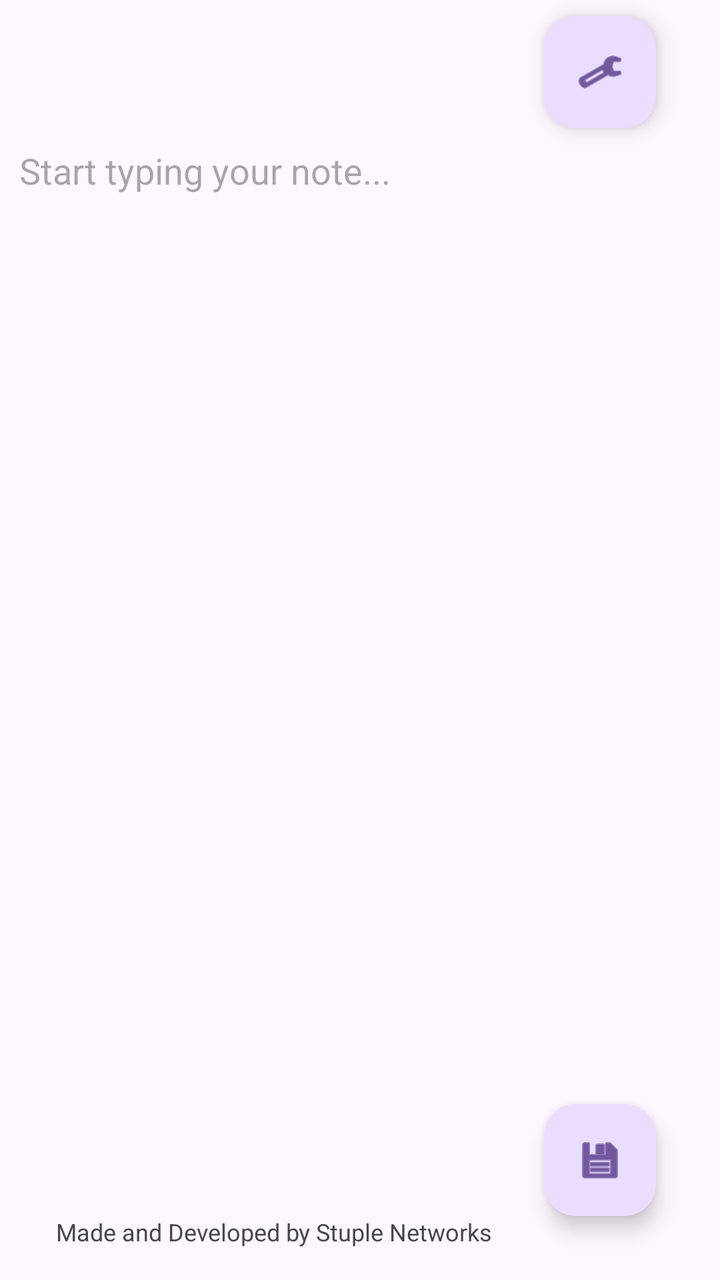
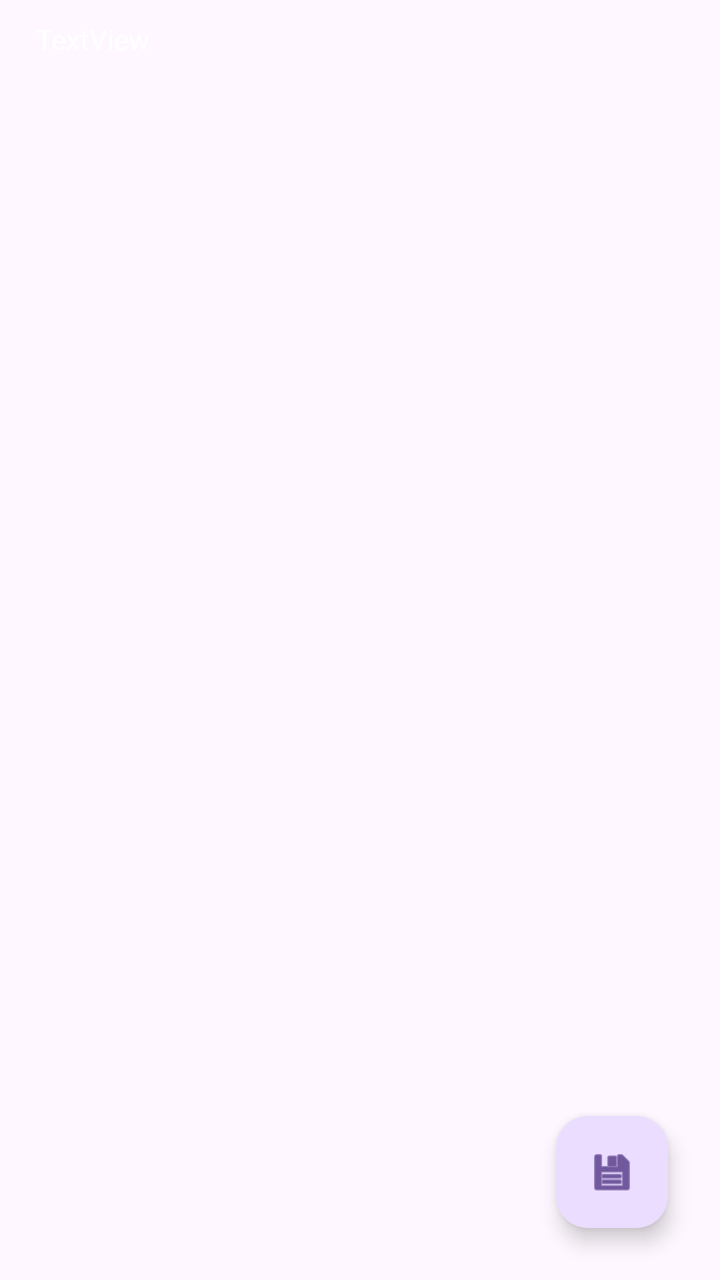

An Android layout rendered at two revisions. The XML below is the earlier revision; the diff shows what the commit changed to produce the second picture.
<!-- AndroidManifest.xml: application theme Theme.SimpleNotes -->
<!-- res/layout/note_fragment.xml -->
<?xml version="1.0" encoding="utf-8"?>
<androidx.constraintlayout.widget.ConstraintLayout xmlns:android="http://schemas.android.com/apk/res/android"
    xmlns:app="http://schemas.android.com/apk/res-auto"
    xmlns:tools="http://schemas.android.com/tools"
    android:layout_width="match_parent"
    android:layout_height="match_parent"
    app:layout_behavior="@string/appbar_scrolling_view_behavior">

    <com.google.android.material.floatingactionbutton.FloatingActionButton
        android:id="@+id/settingsbutton"
        android:layout_width="wrap_content"
        android:layout_height="wrap_content"
        android:layout_marginTop="8dp"
        android:layout_marginEnd="32dp"
        android:clickable="true"
        app:layout_constraintEnd_toEndOf="parent"
        app:layout_constraintTop_toTopOf="parent"
        app:srcCompat="@android:drawable/ic_menu_preferences" />

    <com.google.android.material.floatingactionbutton.FloatingActionButton
        android:id="@+id/floatingActionButton"
        android:layout_width="wrap_content"
        android:layout_height="wrap_content"
        android:layout_marginEnd="32dp"
        android:layout_marginBottom="32dp"
        android:clickable="true"
        app:layout_constraintBottom_toBottomOf="parent"
        app:layout_constraintEnd_toEndOf="parent"
        app:srcCompat="@android:drawable/ic_menu_save" />

    <EditText
        android:id="@+id/textview_note_content"
        android:layout_width="378dp"
        android:layout_height="422dp"
        android:layout_marginStart="16dp"
        android:layout_marginBottom="72dp"
        android:background="@null"
        android:gravity="top|start"
        android:hint="Start typing your note..."
        android:inputType="textMultiLine|textCapSentences"
        app:layout_constraintBottom_toBottomOf="parent"
        app:layout_constraintEnd_toEndOf="parent"
        app:layout_constraintHorizontal_bias="0.19"
        app:layout_constraintStart_toStartOf="parent"
        app:layout_constraintTop_toTopOf="parent" />

    <TextView
        android:id="@+id/textView2"
        android:layout_width="wrap_content"
        android:layout_height="wrap_content"
        android:layout_marginStart="28dp"
        android:layout_marginBottom="16dp"
        android:text="Made and Developed by Stuple Networks"
        android:textSize="12sp"
        app:layout_constraintBottom_toBottomOf="parent"
        app:layout_constraintStart_toStartOf="parent" />

    <TextView
        android:id="@+id/textView"
        android:layout_width="wrap_content"
        android:layout_height="wrap_content"
        android:layout_marginStart="339dp"
        android:layout_marginTop="18dp"
        android:layout_marginEnd="14dp"
        android:layout_marginBottom="200dp"
        android:text="Version: Alpha 1"
        app:layout_constraintBottom_toTopOf="@+id/textview_note_content"
        app:layout_constraintEnd_toEndOf="parent"
        app:layout_constraintStart_toStartOf="parent"
        app:layout_constraintTop_toTopOf="parent" />

    <TextView
        android:id="@+id/filename"
        android:layout_width="wrap_content"
        android:layout_height="wrap_content"
        android:layout_marginStart="20dp"
        android:layout_marginTop="90dp"
        android:layout_marginEnd="333dp"
        android:layout_marginBottom="10dp"
        android:text="TextView"
        app:layout_constraintBottom_toTopOf="@+id/textview_note_content"
        app:layout_constraintEnd_toEndOf="parent"
        app:layout_constraintStart_toStartOf="parent"
        app:layout_constraintTop_toTopOf="parent" />

</androidx.constraintlayout.widget.ConstraintLayout>
<!-- resources referenced by this layout -->
<resources>
  <style name="Theme.SimpleNotes" parent="Base.Theme.SimpleNotes" />
  <style name="Base.Theme.SimpleNotes" parent="Theme.Material3.DayNight.NoActionBar">
          
          
      </style>
</resources>

<!-- the commit's change to res/layout/note_fragment.xml (unified diff, before → after) -->
@@ -4,83 +4,50 @@
     xmlns:tools="http://schemas.android.com/tools"
     android:layout_width="match_parent"
     android:layout_height="match_parent"
-    app:layout_behavior="@string/appbar_scrolling_view_behavior">
 
-    <com.google.android.material.floatingactionbutton.FloatingActionButton
-        android:id="@+id/settingsbutton"
-        android:layout_width="wrap_content"
-        android:layout_height="wrap_content"
-        android:layout_marginTop="8dp"
-        android:layout_marginEnd="32dp"
-        android:clickable="true"
-        app:layout_constraintEnd_toEndOf="parent"
-        app:layout_constraintTop_toTopOf="parent"
-        app:srcCompat="@android:drawable/ic_menu_preferences" />
+    android:padding="10dp"
+    tools:context=".NoteFragment">
 
     <com.google.android.material.floatingactionbutton.FloatingActionButton
         android:id="@+id/floatingActionButton"
         android:layout_width="wrap_content"
         android:layout_height="wrap_content"
-        android:layout_marginEnd="32dp"
-        android:layout_marginBottom="32dp"
+        android:layout_marginEnd="16dp"
+        android:layout_marginBottom="16dp"
         android:clickable="true"
+        app:srcCompat="@android:drawable/ic_menu_save"
         app:layout_constraintBottom_toBottomOf="parent"
-        app:layout_constraintEnd_toEndOf="parent"
-        app:srcCompat="@android:drawable/ic_menu_save" />
-
-    <EditText
-        android:id="@+id/textview_note_content"
-        android:layout_width="378dp"
-        android:layout_height="422dp"
-        android:layout_marginStart="16dp"
-        android:layout_marginBottom="72dp"
-        android:background="@null"
-        android:gravity="top|start"
-        android:hint="Start typing your note..."
-        android:inputType="textMultiLine|textCapSentences"
-        app:layout_constraintBottom_toBottomOf="parent"
-        app:layout_constraintEnd_toEndOf="parent"
-        app:layout_constraintHorizontal_bias="0.19"
-        app:layout_constraintStart_toStartOf="parent"
-        app:layout_constraintTop_toTopOf="parent" />
+        app:layout_constraintEnd_toEndOf="parent" />
 
     <TextView
-        android:id="@+id/textView2"
-        android:layout_width="wrap_content"
+        android:id="@+id/filename"
+        android:layout_width="0dp"
         android:layout_height="wrap_content"
-        android:layout_marginStart="28dp"
-        android:layout_marginBottom="16dp"
-        android:text="Made and Developed by Stuple Networks"
-        android:textSize="12sp"
-        app:layout_constraintBottom_toBottomOf="parent"
-        app:layout_constraintStart_toStartOf="parent" />
-
-    <TextView
-        android:id="@+id/textView"
-        android:layout_width="wrap_content"
-        android:layout_height="wrap_content"
-        android:layout_marginStart="339dp"
-        android:layout_marginTop="18dp"
-        android:layout_marginEnd="14dp"
-        android:layout_marginBottom="200dp"
-        android:text="Version: Alpha 1"
+        android:layout_marginStart="8dp"
+        android:layout_marginEnd="8dp"
+        android:text="TextView"
+        android:textColor="@color/white"
         app:layout_constraintBottom_toTopOf="@+id/textview_note_content"
         app:layout_constraintEnd_toEndOf="parent"
         app:layout_constraintStart_toStartOf="parent"
         app:layout_constraintTop_toTopOf="parent" />
 
-    <TextView
-        android:id="@+id/filename"
-        android:layout_width="wrap_content"
-        android:layout_height="wrap_content"
-        android:layout_marginStart="20dp"
-        android:layout_marginTop="90dp"
-        android:layout_marginEnd="333dp"
-        android:layout_marginBottom="10dp"
-        android:text="TextView"
-        app:layout_constraintBottom_toTopOf="@+id/textview_note_content"
-        app:layout_constraintEnd_toEndOf="parent"
+    <EditText
+        android:id="@+id/textview_note_content"
+        android:layout_width="0dp"
+        android:layout_height="0dp"
+        android:layout_marginStart="8dp"
+        android:layout_marginTop="8dp"
+        android:layout_marginEnd="8dp"
+        android:layout_marginBottom="8dp"
+        android:background="@android:color/transparent"
+        android:ems="10"
+        android:gravity="start|top"
+        android:inputType="textMultiLine"
+        android:textColor="@color/white"
+        app:layout_constraintBottom_toBottomOf="parent"
+        app:layout_constraintEnd_toStartOf="@+id/floatingActionButton"
         app:layout_constraintStart_toStartOf="parent"
-        app:layout_constraintTop_toTopOf="parent" />
+        app:layout_constraintTop_toBottomOf="@+id/filename" />
 
 </androidx.constraintlayout.widget.ConstraintLayout>
<!-- resource entries referenced after the edit -->
@@ -1,5 +1,6 @@
 <!-- resources referenced by this layout -->
 <resources>
+  <color name="white">#FFFFFFFF</color>
   <style name="Theme.SimpleNotes" parent="Base.Theme.SimpleNotes" />
   <style name="Base.Theme.SimpleNotes" parent="Theme.Material3.DayNight.NoActionBar">
           
